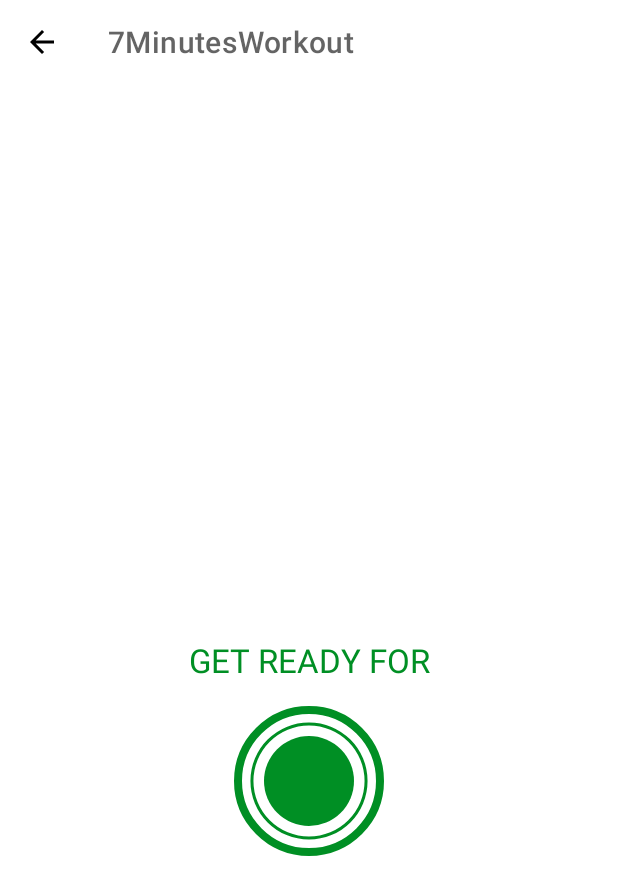
After one commit to dionisio28/7MinutesWorkout, an Android app: the ExerciseActivity screen opened directly, with no data from a screen before it, on a phone screen of 412 x 824 dp. The commit adds this screen. Shown: the top 895 px of the screen. Run offline under Robolectric (Android 15) with nearby library versions, the phone set to English and light mode, and no system bars.

Commit message:
New Screen and Button Ready

```diff
--- a/app/src/main/AndroidManifest.xml
+++ b/app/src/main/AndroidManifest.xml
@@ -12,6 +12,13 @@
         android:supportsRtl="true"
         android:theme="@style/Theme.7MinutesWorkout"
         tools:targetApi="31">
+        <activity
+            android:name=".ExerciseActivity"
+            android:exported="false">
+            <meta-data
+                android:name="android.app.lib_name"
+                android:value="" />
+        </activity>
         <activity
             android:name=".MainActivity"
             android:exported="true">
--- /dev/null
+++ b/app/src/main/java/com/dionisio/a7minutesworkout/ExerciseActivity.kt
@@ -0,0 +1,25 @@
+package com.dionisio.a7minutesworkout
+
+import androidx.appcompat.app.AppCompatActivity
+import android.os.Bundle
+import com.dionisio.a7minutesworkout.databinding.ActivityExerciseBinding
+import com.dionisio.a7minutesworkout.databinding.ActivityMainBinding
+
+class ExerciseActivity : AppCompatActivity() {
+
+    private var binding : ActivityExerciseBinding? = null
+    override fun onCreate(savedInstanceState: Bundle?) {
+        super.onCreate(savedInstanceState)
+        binding = ActivityExerciseBinding.inflate(layoutInflater)
+        setContentView(binding?.root)
+
+        setSupportActionBar(binding?.toolbarExercise)
+
+        if(supportActionBar != null){
+            supportActionBar?.setDisplayHomeAsUpEnabled(true)
+        }
+        binding?.toolbarExercise?.setNavigationOnClickListener {
+            onBackPressed()
+        }
+    }
+}
--- a/app/src/main/java/com/dionisio/a7minutesworkout/MainActivity.kt
+++ b/app/src/main/java/com/dionisio/a7minutesworkout/MainActivity.kt
@@ -1,5 +1,6 @@
 package com.dionisio.a7minutesworkout
 
+import android.content.Intent
 import androidx.appcompat.app.AppCompatActivity
 import android.os.Bundle
 import android.widget.Toast
@@ -16,6 +17,9 @@ class MainActivity : AppCompatActivity() {
 
         binding?.flStart?.setOnClickListener {
             Toast.makeText(this, "Here we will start the exercise", Toast.LENGTH_SHORT).show()
+
+            val intent = Intent(this, ExerciseActivity::class.java)
+            startActivity(intent)
         }
 
 
--- /dev/null
+++ b/app/src/main/res/drawable/circular_progress_bar.xml
@@ -0,0 +1,14 @@
+<?xml version="1.0" encoding="utf-8"?>
+<layer-list xmlns:android="http://schemas.android.com/apk/res/android">
+
+    <item>
+        <shape
+            android:innerRadiusRatio="2.7"
+            android:shape="ring"
+            android:thicknessRatio="50.0"
+            android:useLevel="true"
+            >
+        <solid android:color="@color/colorAccent"/>
+        </shape>
+    </item>
+</layer-list>
--- /dev/null
+++ b/app/src/main/res/drawable/circular_progress_gray.xml
@@ -0,0 +1,14 @@
+<?xml version="1.0" encoding="utf-8"?>
+<layer-list xmlns:android="http://schemas.android.com/apk/res/android">
+
+    <item>
+        <shape
+            android:innerRadiusRatio="2.7"
+            android:shape="ring"
+            android:thicknessRatio="50.0"
+            android:useLevel="true"
+            >
+        <solid android:color="@color/lightGrey"/>
+        </shape>
+    </item>
+</layer-list>
--- /dev/null
+++ b/app/src/main/res/drawable/item_circular_color_acent_background.xml
@@ -0,0 +1,6 @@
+<?xml version="1.0" encoding="utf-8"?>
+<shape xmlns:android="http://schemas.android.com/apk/res/android"
+    android:shape="oval"
+    >
+    <solid android:color="@color/colorAccent"/>
+</shape>
--- /dev/null
+++ b/app/src/main/res/layout/activity_exercise.xml
@@ -0,0 +1,77 @@
+<?xml version="1.0" encoding="utf-8"?>
+<androidx.constraintlayout.widget.ConstraintLayout
+    xmlns:android="http://schemas.android.com/apk/res/android"
+    xmlns:app="http://schemas.android.com/apk/res-auto"
+    xmlns:tools="http://schemas.android.com/tools"
+    android:layout_width="match_parent"
+    android:layout_height="match_parent"
+    tools:context=".ExerciseActivity">
+
+    <androidx.appcompat.widget.Toolbar
+        android:id="@+id/toolbarExercise"
+        android:layout_width="match_parent"
+        android:layout_height="?android:attr/actionBarSize"
+        android:background="@color/white"
+        android:theme="@style/ToolbarTheme"
+        app:layout_constraintEnd_toEndOf="parent"
+        app:layout_constraintStart_toStartOf="parent"
+        app:layout_constraintTop_toTopOf="parent"
+        app:titleTextColor="@color/colorPrimary" />
+
+
+    <TextView
+        android:id="@+id/tvTitle"
+        android:layout_width="wrap_content"
+        android:layout_height="wrap_content"
+        android:text="GET READY FOR"
+        android:textColor="@color/colorAccent"
+        android:textSize="@dimen/default_button_text_size"
+        app:layout_constraintBottom_toBottomOf="parent"
+        app:layout_constraintEnd_toEndOf="parent"
+        app:layout_constraintStart_toStartOf="parent"
+        app:layout_constraintTop_toBottomOf="@+id/toolbarExercise" />
+
+    <FrameLayout
+        android:id="@+id/flProgressBar"
+        android:layout_width="100dp"
+        android:layout_height="100dp"
+        android:layout_marginTop="16dp"
+        android:background="@drawable/item_circular_color_accent_border"
+        app:layout_constraintEnd_toEndOf="parent"
+        app:layout_constraintStart_toStartOf="parent"
+        app:layout_constraintTop_toBottomOf="@+id/tvTitle" >
+
+        <ProgressBar
+            style="?android:attr/progressBarStyleHorizontal"
+            android:id="@+id/progressBar"
+            android:layout_width="100dp"
+            android:layout_height="100dp"
+            android:layout_gravity="center"
+            android:background="@drawable/circular_progress_gray"
+            android:progressDrawable="@drawable/circular_progress_bar"
+            android:indeterminate="false"
+            android:max="10"
+            android:progress="100"
+            android:rotation="-90"/>
+
+
+        <LinearLayout
+            android:layout_width="60dp"
+            android:layout_height="60dp"
+            android:layout_gravity="center"
+            android:gravity="center"
+            android:background="@drawable/item_circular_color_acent_background">
+
+            <TextView
+                android:id="@+id/tvTimer"
+                android:layout_width="wrap_content"
+                android:layout_height="wrap_content"
+                android:textColor="#FFFFFF"
+                android:textSize="25sp"
+                android:textStyle="bold"
+                tools:text="10"/>
+        </LinearLayout>
+    </FrameLayout>
+
+
+</androidx.constraintlayout.widget.ConstraintLayout>
--- a/app/src/main/res/values-night/themes.xml
+++ b/app/src/main/res/values-night/themes.xml
@@ -13,4 +13,8 @@
         <item name="android:statusBarColor">?attr/colorPrimaryVariant</item>
         <!-- Customize your theme here. -->
     </style>
+
+    <style name="ToolbarTheme" parent="@style/ThemeOverlay.MaterialComponents.ActionBar">
+        <item name="colorControlNormal">#000000</item>
+    </style>
 </resources>
--- a/app/src/main/res/values/colors.xml
+++ b/app/src/main/res/values/colors.xml
@@ -13,4 +13,6 @@
     <color name="colorPrimaryDark">#B2212121</color>
     <color name="colorAccent">#008F24</color>
     <color name="lightGrey">#C4C4C4</color>
+    <color name="toolbar_color_control_normal">#000000</color>
+
 </resources>
--- a/app/src/main/res/values/themes.xml
+++ b/app/src/main/res/values/themes.xml
@@ -13,4 +13,8 @@
         <item name="android:statusBarColor">?attr/colorPrimaryVariant</item>
         <!-- Customize your theme here. -->
     </style>
+
+    <style name="ToolbarTheme" parent="@style/ThemeOverlay.MaterialComponents.ActionBar">
+        <item name="colorControlNormal">#000000</item>
+    </style>
 </resources>
```
